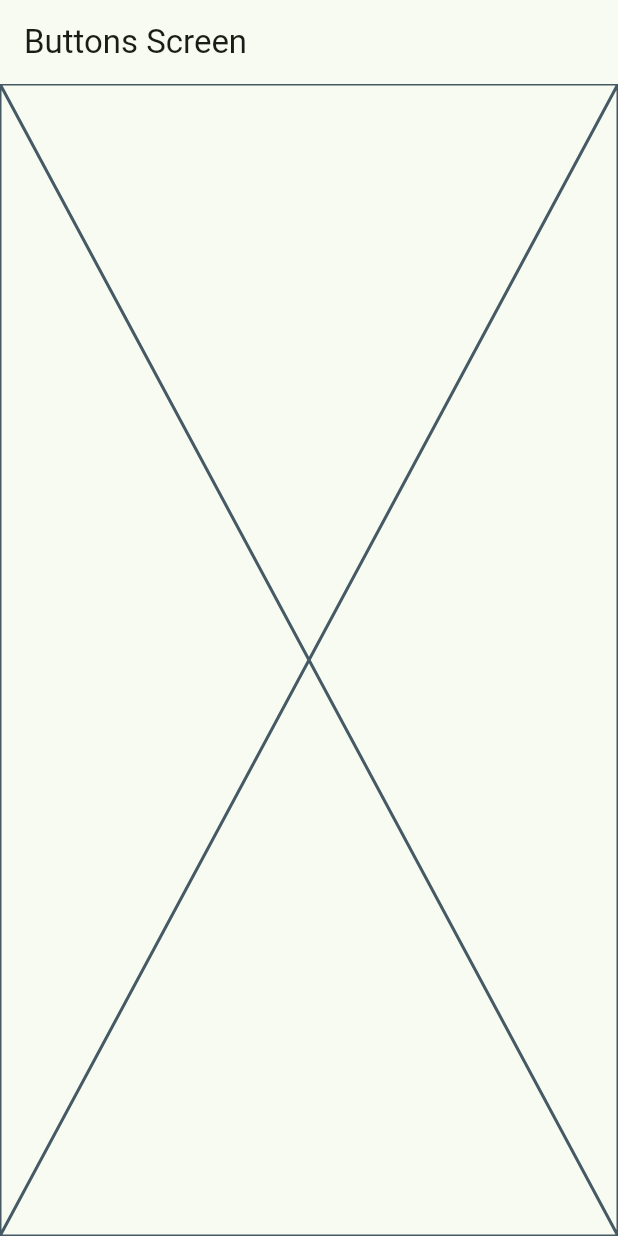
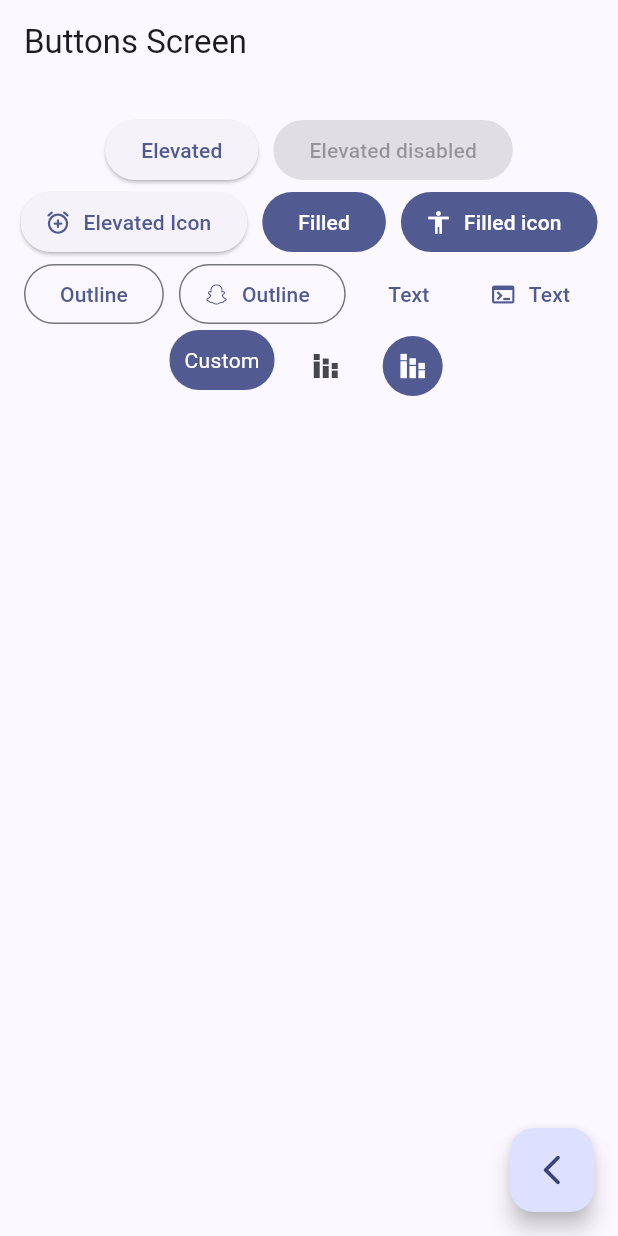
Before and after one commit to frddy3e/flutter_widgets, a Flutter app: the ButtonsScreen screen opened by its route, on a phone screen of 412 x 824 dp. Run offline on Flutter 3.47's test engine with Material 3 defaults, Android fonts, the phone set to English and light mode, and no system bars; our stand-ins replace go_router.

Commit message:
complete buttons screen

```diff
--- a/lib/config/router/app_router.dart
+++ b/lib/config/router/app_router.dart
@@ -2,7 +2,16 @@ import 'package:go_router/go_router.dart';
 import 'package:widgets_app/presentation/screens/screens.dart';
 
 final appRouter = GoRouter(initialLocation: '/', routes: [
-  GoRoute(path: '/', builder: (context, state) => const HomeScreen()),
-  GoRoute(path: '/buttons', builder: (context, state) => const ButtonsScreen()),
-  GoRoute(path: '/cards', builder: (context, state) => const CardsScreen()),
+  GoRoute(
+      name: HomeScreen.name,
+      path: '/',
+      builder: (context, state) => const HomeScreen()),
+  GoRoute(
+      name: ButtonsScreen.name,
+      path: '/buttons',
+      builder: (context, state) => const ButtonsScreen()),
+  GoRoute(
+      name: CardsScreen.name,
+      path: '/cards',
+      builder: (context, state) => const CardsScreen()),
 ]);
--- a/lib/main.dart
+++ b/lib/main.dart
@@ -14,7 +14,7 @@ class MainApp extends StatelessWidget {
     return MaterialApp.router(
       routerConfig: appRouter,
       debugShowCheckedModeBanner: false,
-      theme: AppTheme(selectedColor: 2).getTheme(),
+      theme: AppTheme(selectedColor: 9).getTheme(),
     );
   }
 }
--- a/lib/presentation/screens/buttons/buttons_screen.dart
+++ b/lib/presentation/screens/buttons/buttons_screen.dart
@@ -1,6 +1,8 @@
 import 'package:flutter/material.dart';
+import 'package:go_router/go_router.dart';
 
 class ButtonsScreen extends StatelessWidget {
+  static const String name = 'buttons_screen';
   const ButtonsScreen({super.key});
 
   @override
@@ -9,7 +11,96 @@ class ButtonsScreen extends StatelessWidget {
       appBar: AppBar(
         title: const Text('Buttons Screen'),
       ),
-      body: const Placeholder(),
+      body: const _ButtonsView(),
+      floatingActionButton: FloatingActionButton(
+        child: const Icon(Icons.arrow_back_ios_new_rounded),
+        onPressed: () {
+          context.pop();
+        },
+      ),
     );
   }
 }
+
+class _ButtonsView extends StatelessWidget {
+  const _ButtonsView();
+
+  @override
+  Widget build(BuildContext context) {
+    final colors = Theme.of(context).colorScheme;
+    return SizedBox(
+      width: double.infinity,
+      child: Padding(
+        padding: const EdgeInsets.symmetric(horizontal: 10, vertical: 20),
+        child: Wrap(
+          spacing: 10,
+          alignment: WrapAlignment.center,
+          children: [
+            ElevatedButton(onPressed: () {}, child: const Text('Elevated')),
+            const ElevatedButton(
+                onPressed: null, child: Text('Elevated disabled')),
+            ElevatedButton.icon(
+              onPressed: () {},
+              label: const Text('Elevated Icon'),
+              icon: const Icon(Icons.alarm_add_rounded),
+            ),
+            FilledButton(onPressed: () {}, child: const Text('Filled')),
+            FilledButton.icon(
+              onPressed: () {},
+              label: const Text('Filled icon'),
+              icon: const Icon(Icons.accessibility_outlined),
+            ),
+            OutlinedButton(onPressed: () {}, child: const Text('Outline')),
+            OutlinedButton.icon(
+              onPressed: () {},
+              label: const Text('Outline'),
+              icon: const Icon(Icons.snapchat_outlined),
+            ),
+            TextButton(onPressed: () {}, child: const Text('Text')),
+            TextButton.icon(
+              onPressed: () {},
+              label: const Text('Text'),
+              icon: const Icon(Icons.terminal),
+            ),
+            const CustomButton(),
+            IconButton(
+                onPressed: () {}, icon: const Icon(Icons.stacked_bar_chart)),
+            IconButton(
+              onPressed: () {},
+              icon: const Icon(Icons.stacked_bar_chart),
+              style: ButtonStyle(
+                  backgroundColor: MaterialStatePropertyAll(colors.primary),
+                  iconColor: const MaterialStatePropertyAll(Colors.white)),
+            ),
+          ],
+        ),
+      ),
+    );
+  }
+}
+
+class CustomButton extends StatelessWidget {
+  const CustomButton({super.key});
+
+  @override
+  Widget build(BuildContext context) {
+    final colors = Theme.of(context).colorScheme;
+    return ClipRRect(
+      borderRadius: BorderRadius.circular(20),
+      child: Material(
+        color: colors.primary,
+        child: InkWell(
+          onTap: () {},
+          child: const Padding(
+            padding:
+                EdgeInsetsDirectional.symmetric(horizontal: 10, vertical: 10),
+            child: Text(
+              'Custom',
+              style: TextStyle(color: Colors.white),
+            ),
+          ),
+        ),
+      ),
+    );
+  }
+}
--- a/lib/presentation/screens/cards/cards_screen.dart
+++ b/lib/presentation/screens/cards/cards_screen.dart
@@ -1,6 +1,7 @@
 import 'package:flutter/material.dart';
 
 class CardsScreen extends StatelessWidget {
+  static const String name = 'cards_screen';
   const CardsScreen({super.key});
 
   @override
--- a/lib/presentation/screens/home/home_screen.dart
+++ b/lib/presentation/screens/home/home_screen.dart
@@ -1,9 +1,9 @@
 import 'package:flutter/material.dart';
 import 'package:go_router/go_router.dart';
 import 'package:widgets_app/config/menu/menu_item.dart';
-import 'package:widgets_app/presentation/screens/buttons/buttons_screen.dart';
 
 class HomeScreen extends StatelessWidget {
+  static const String name = 'home_screen';
   const HomeScreen({super.key});
 
   @override
```
